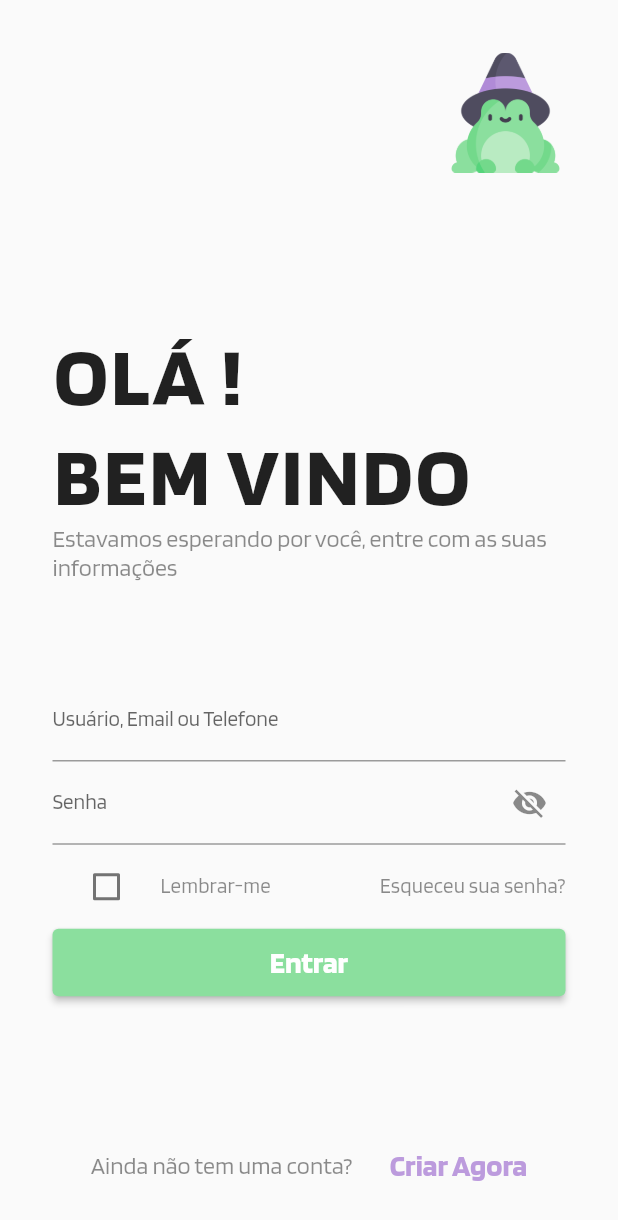
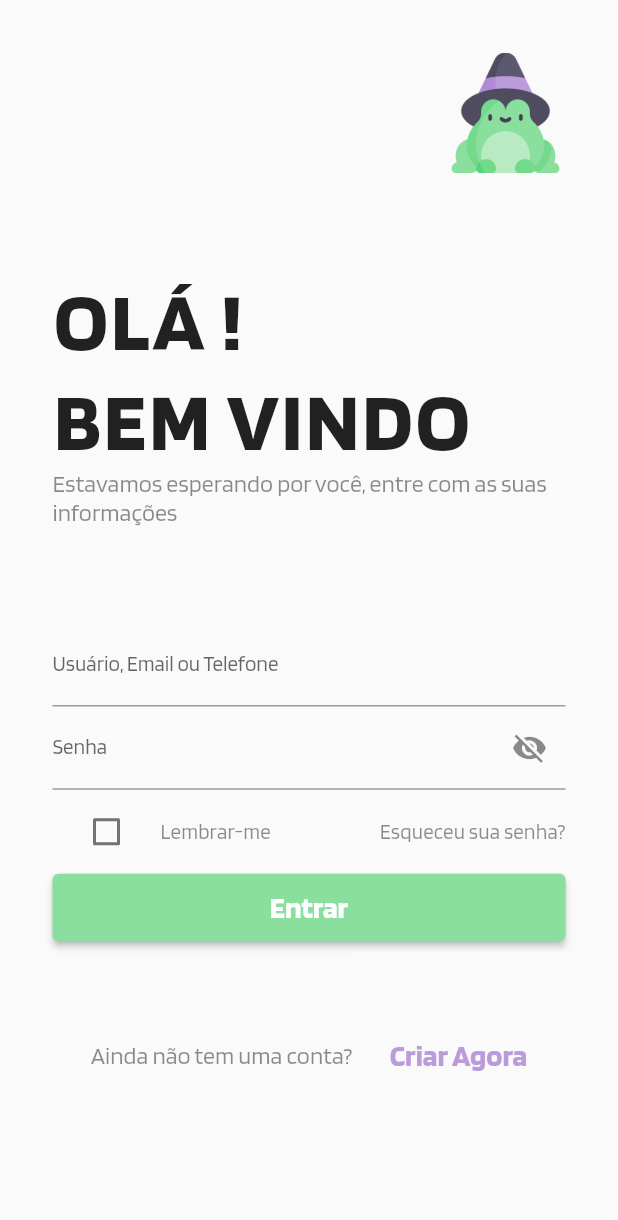
Before and after one commit to guilhermedacruzz/TCC_APP, a Flutter app: the screen it shows after launch, on a phone screen of 412 x 824 dp. Shown: the top 1220 px of the screen. Run offline on Flutter 3.47's test engine with Material 2 defaults, Android fonts, the phone set to English and light mode, and no system bars; drawn by our look-alikes of animated_background; our stand-ins replace shared_preferences, syncfusion_flutter_charts; project files that could hold a hidden picture were left out.

Commit message:
pequenos ajustes

```diff
--- a/lib/pages/page_login.dart
+++ b/lib/pages/page_login.dart
@@ -39,6 +39,7 @@ class _PageLoginState extends State<PageLogin> with TickerProviderStateMixin {
         vsync: this,
         child: Container(
           padding: const EdgeInsets.all(35),
+          child: SingleChildScrollView(
             child: Column(
               mainAxisAlignment: MainAxisAlignment.spaceBetween,
               crossAxisAlignment: CrossAxisAlignment.start,
@@ -79,7 +80,8 @@ class _PageLoginState extends State<PageLogin> with TickerProviderStateMixin {
                         ),
                       ),
                       SizedBox(
-                      child: Column(children: [
+                        child: Column(
+                          children: [
                             const CustomTextFormField(
                               label: "Usuário, Email ou Telefone",
                               hint: "Digite o seu usuário",
@@ -108,7 +110,8 @@ class _PageLoginState extends State<PageLogin> with TickerProviderStateMixin {
                                     activeColor: Theme.of(context).indicatorColor,
                                     title: Text(
                                       "Lembrar-me",
-                                  style: Theme.of(context).textTheme.subtitle2,
+                                      style:
+                                          Theme.of(context).textTheme.subtitle2,
                                     ),
                                     value: checkedValue,
                                     onChanged: (newValue) {
@@ -138,7 +141,8 @@ class _PageLoginState extends State<PageLogin> with TickerProviderStateMixin {
                                 },
                               ),
                             ),
-                      ]),
+                          ],
+                        ),
                       ),
                     ],
                   ),
@@ -165,6 +169,7 @@ class _PageLoginState extends State<PageLogin> with TickerProviderStateMixin {
             ),
           ),
         ),
+      ),
     );
   }
 }
--- a/lib/pages/page_register_new_IOT.dart
+++ b/lib/pages/page_register_new_IOT.dart
@@ -16,6 +16,7 @@ class PageRegisterNewIOT extends StatelessWidget {
       ),
       body: Container(
         padding: const EdgeInsets.all(35),
+        child: SingleChildScrollView(
           child: Column(
             crossAxisAlignment: CrossAxisAlignment.start,
             children: [
@@ -50,6 +51,7 @@ class PageRegisterNewIOT extends StatelessWidget {
             ],
           ),
         ),
+      ),
     );
   }
 }
--- a/lib/utils/style.dart
+++ b/lib/utils/style.dart
@@ -60,7 +60,6 @@ class Styles {
           900: Color(0xFF5BCA70),
         },
       ),
-      primaryColor: isDarkTheme ? Colors.black : Colors.white,
       backgroundColor: isDarkTheme ? Colors.black : Colors.white,
       highlightColor: const Color(0xffBC9BDD),
       indicatorColor: const Color(0xff4F4C5F),
--- a/lib/widgets/custom_drawler.dart
+++ b/lib/widgets/custom_drawler.dart
@@ -38,7 +38,7 @@ class _CustomDrawerState extends State<CustomDrawer> {
               decoration: BoxDecoration(
                 border: Border.all(
                   width: 3,
-                  color: Theme.of(context).primaryColor,
+                  color: Theme.of(context).colorScheme.primary,
                 ),
                 borderRadius: const BorderRadius.all(Radius.circular(180)),
               ),
--- a/lib/widgets/dark_mode_switch.dart
+++ b/lib/widgets/dark_mode_switch.dart
@@ -24,7 +24,8 @@ class _SwitchDarkModeState extends State<SwitchDarkMode> {
       onPressed: () {
         _changeTheme();
       },
-      icon: _value ? const Icon(Icons.light_mode) : const Icon(Icons.dark_mode),
+      icon:
+          _value ? const Icon(Icons.dark_mode) : const Icon(Icons.light_mode),
     );
   }
 }
```
Lines whose indentation alone changed are shown as unchanged.
